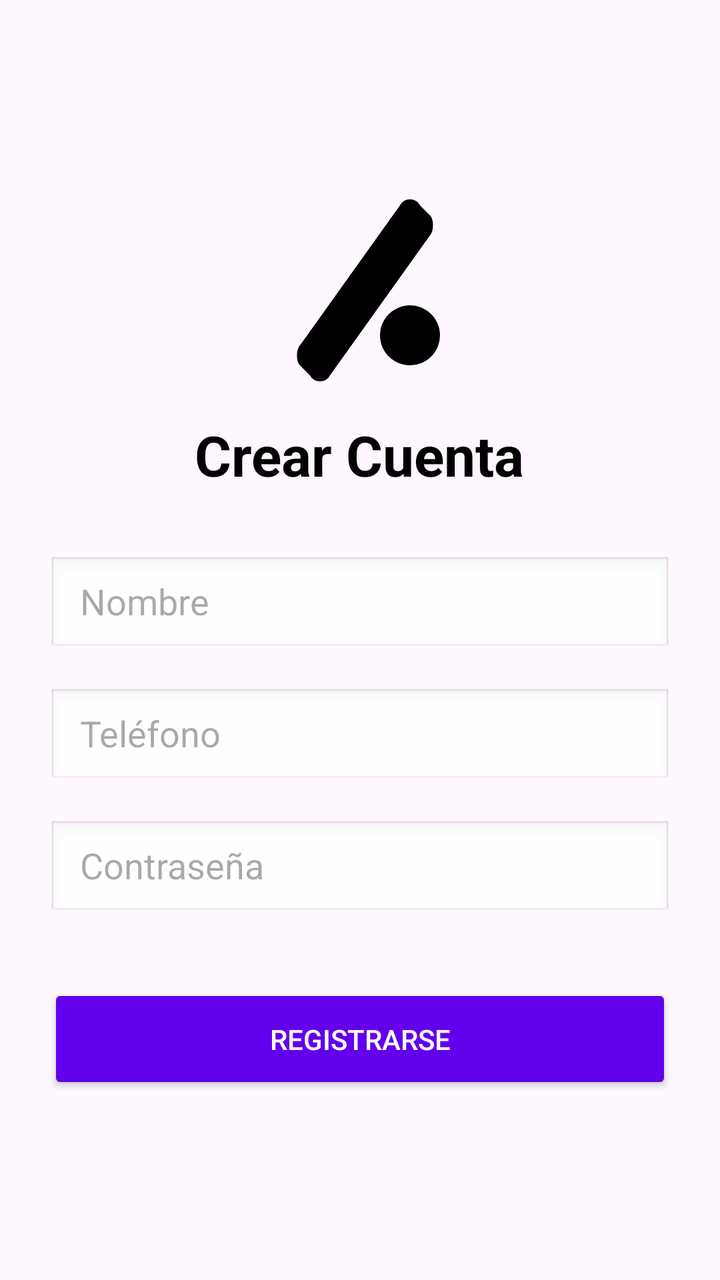
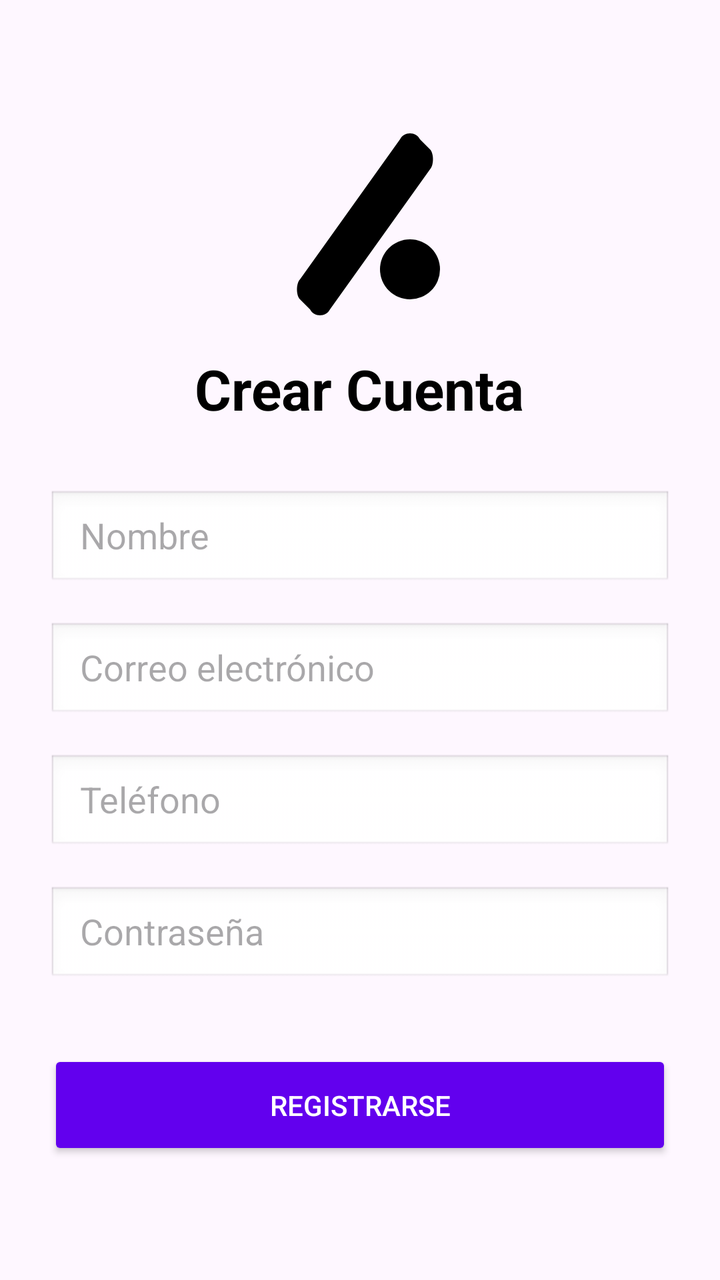

Two renders of the same Android screen: before a commit and after it. Below are the layout's source before the change and the commit's diff.
<!-- AndroidManifest.xml: application theme Theme.Agenta -->
<!-- res/layout/fragmento_registro.xml -->
<?xml version="1.0" encoding="utf-8"?>
<LinearLayout xmlns:android="http://schemas.android.com/apk/res/android"
    android:layout_width="match_parent" android:layout_height="match_parent"
    android:orientation="vertical"
    android:padding="24dp"
    android:gravity="center">

    
    <ImageView
        android:layout_width="100dp"
        android:layout_height="100dp"
        android:layout_gravity="center_horizontal"
        android:layout_marginBottom="16dp"
        android:src="@drawable/ic_logo_app" />

    
    <TextView
        android:layout_width="wrap_content"
        android:layout_height="wrap_content"
        android:text="Crear Cuenta"
        android:textSize="28sp"
        android:textStyle="bold"
        android:textColor="#000000"/>

    
    <Space
        android:layout_width="match_parent"
        android:layout_height="32dp" />

    
    <EditText
        android:id="@+id/etRegisterNombre"
        android:layout_width="match_parent"
        android:layout_height="50dp"
        android:hint="Nombre"
        android:inputType="textPersonName"
        android:paddingLeft="16dp"
        android:background="@android:drawable/edit_text"/>

    <Space
        android:layout_width="match_parent"
        android:layout_height="16dp" />

    
    <EditText
        android:id="@+id/etRegisterTelefono"
        android:layout_width="match_parent"
        android:layout_height="50dp"
        android:hint="Teléfono"
        android:inputType="phone"
        android:paddingLeft="16dp"
        android:background="@android:drawable/edit_text"/>

    <Space
        android:layout_width="match_parent"
        android:layout_height="16dp" />

    
    <EditText
        android:id="@+id/etRegisterContrasena"
        android:layout_width="match_parent"
        android:layout_height="50dp"
        android:hint="Contraseña"
        android:inputType="textPassword"
        android:paddingLeft="16dp"
        android:background="@android:drawable/edit_text"/>

    <Space
        android:layout_width="match_parent"
        android:layout_height="32dp" />

    
    <Button
        android:id="@+id/btnRegistrar"
        android:layout_width="match_parent"
        android:layout_height="55dp"
        android:backgroundTint="#6200EE"
        android:text="Registrarse"
        android:textColor="#FFFFFF" />

</LinearLayout>
<!-- resources referenced by this layout -->
<resources>
  <!-- drawable ic_logo_app (drawable) -->
  <vector xmlns:android="http://schemas.android.com/apk/res/android"
      android:width="200dp"
      android:height="200dp"
      android:viewportWidth="100"
      android:viewportHeight="100">
      <path
          android:fillColor="#000000"
          android:pathData="M20,80 L70,10 C72,6 78,6 80,10 L85,15 C87,17 87,23 85,25 L35,95 C33,99 27,99 25,95 L20,90 C18,88 18,82 20,80 Z" />
  
      <path
          android:fillColor="#000000"
          android:pathData="M75,75 m-15,0 a15,15 0 1,1 30,0 a15,15 0 1,1 -30,0" />
  </vector>
  <style name="Theme.Agenta" parent="Base.Theme.Agenta" />
  <style name="Base.Theme.Agenta" parent="Theme.Material3.DayNight.NoActionBar">
          
          
      </style>
</resources>

<!-- the commit's change to res/layout/fragmento_registro.xml (unified diff, before → after) -->
@@ -43,6 +43,20 @@
 
     
     <EditText
+        android:id="@+id/etRegisterEmail"
+        android:layout_width="match_parent"
+        android:layout_height="50dp"
+        android:hint="Correo electrónico"
+        android:inputType="textEmailAddress"
+        android:paddingLeft="16dp"
+        android:background="@android:drawable/edit_text"/>
+
+    <Space
+        android:layout_width="match_parent"
+        android:layout_height="16dp" />
+
+    
+    <EditText
         android:id="@+id/etRegisterTelefono"
         android:layout_width="match_parent"
         android:layout_height="50dp"
